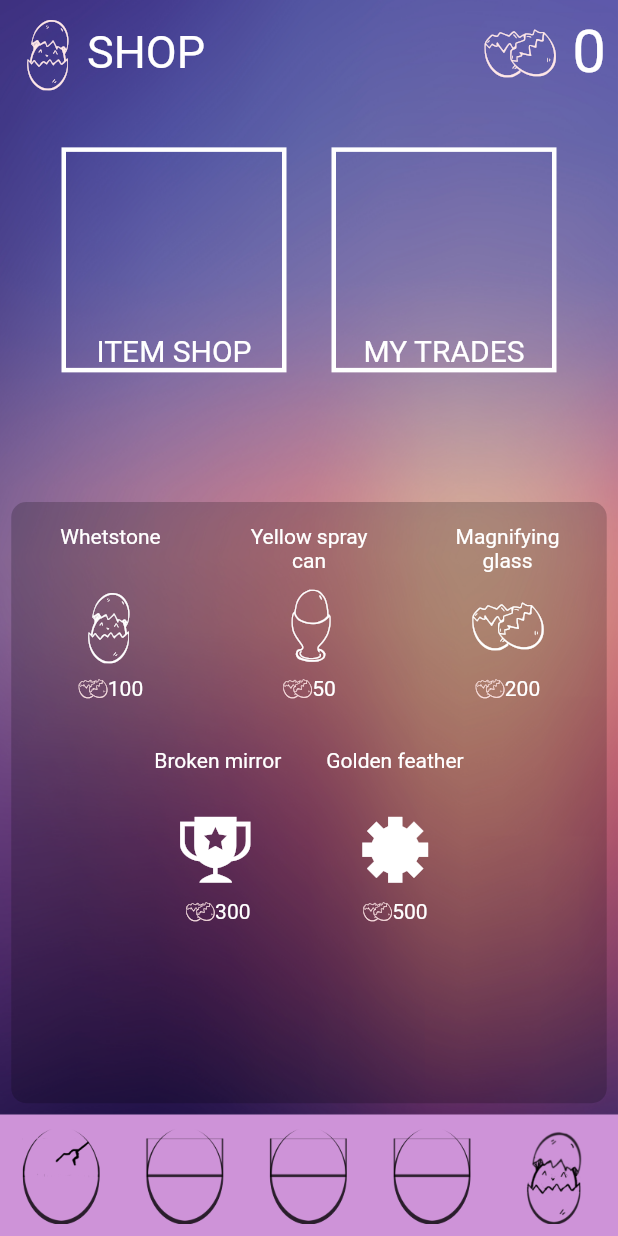
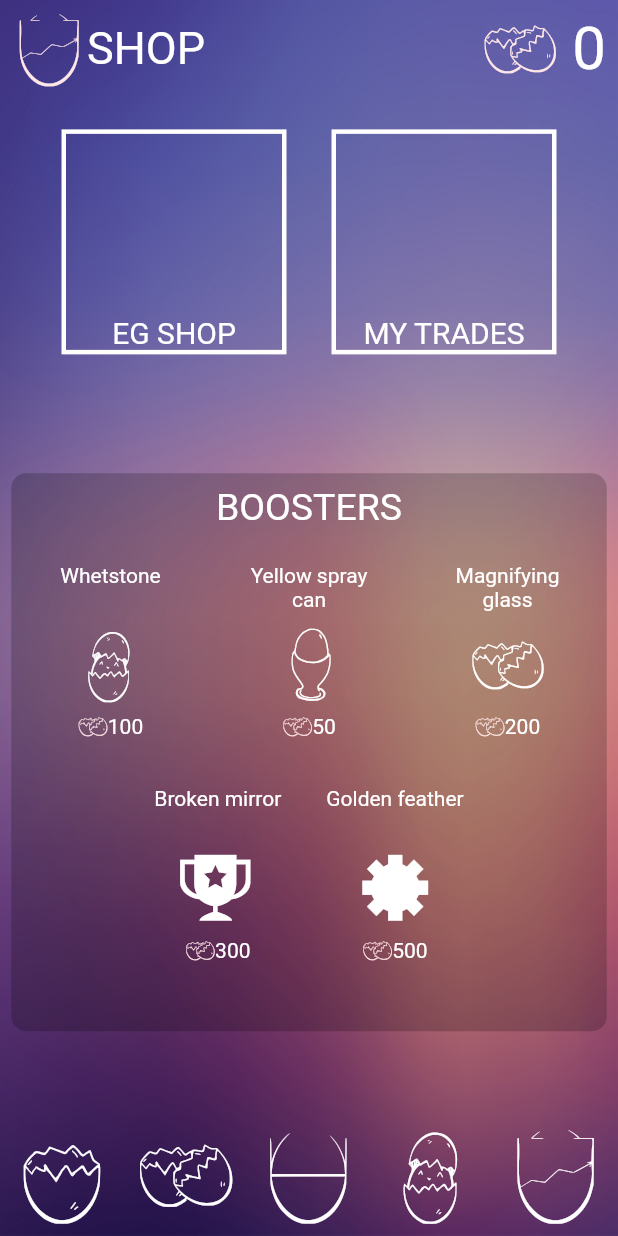
Before and after one commit to Mk-XIII/GIB-EG, a Flutter app: the screen it shows after launch, swiped to page 5, on a phone screen of 412 x 824 dp. Run offline on Flutter 3.47's test engine with Material 2 defaults, Android fonts, the phone set to English and light mode, and no system bars; missing offline and left inert: image_pixels.

Commit message:
updated design

```diff
--- a/lib/main.dart
+++ b/lib/main.dart
@@ -11,6 +11,7 @@ void main() {
 
   runApp(MaterialApp(
     debugShowCheckedModeBanner: false,
+
     routes: {
       '/': (context) => Loading(),
       '/homeScreen': (contex) => HomeScreen(),
--- a/lib/pages/inventory.dart
+++ b/lib/pages/inventory.dart
@@ -145,6 +145,7 @@ class _InventoryState extends State<Inventory> {
               foreground: Paint()..color = Colors.yellow,
             ),),
       ));
+
     });
 
     return widgets;
--- a/lib/pages/shop.dart
+++ b/lib/pages/shop.dart
@@ -34,7 +34,7 @@ class _ShopState extends State<Shop> {
                 children: [
                   Row(
                     children: [
-                      Icon(EgCons.profile,
+                      Icon(EgCons.trading,
                           size: 50, color: Color.fromRGBO(255, 231, 231, 100)),
                       Text(
                         "SHOP",
@@ -66,7 +66,7 @@ class _ShopState extends State<Shop> {
                   child: Align(
                       alignment: Alignment.bottomCenter,
                       child: Text(
-                        "ITEM SHOP",
+                        "EG SHOP",
                         style: TextStyle(color: Colors.white, fontSize: 20),
                       )),
                   margin: const EdgeInsets.all(15.0),
@@ -107,6 +107,10 @@ class _ShopState extends State<Shop> {
                 ),
                 child: Column(
                   children: [
+                    Padding(
+                      padding: const EdgeInsets.all(8.0),
+                      child: Text("BOOSTERS", style: TextStyle(color: Colors.white, fontSize: 25),),
+                    ),
                     Row(
                       mainAxisAlignment: MainAxisAlignment.center,
                       children: [
@@ -158,6 +162,10 @@ class _ShopState extends State<Shop> {
               ),
             ),
           ),
+          Expanded(
+              flex: 2,
+              child: SizedBox(width: double.infinity, height: 8.0),
+            ),
         ],
       ),
     );
--- a/lib/screens/homeScreen.dart
+++ b/lib/screens/homeScreen.dart
@@ -1,4 +1,5 @@
 import 'package:GIB_EG/models/player.dart';
+import 'package:GIB_EG/presentation/eg_cons_icons.dart';
 import 'package:flutter/material.dart';
 import 'package:GIB_EG/pages/inventory.dart';
 import 'package:GIB_EG/pages/profile.dart';
@@ -22,7 +23,16 @@ class _HomeScreenState extends State<HomeScreen> {
         .arguments; //might need to update only once
 
     return Scaffold(
-      body: PageView(
+      body: Stack(
+        children: [
+          Container(
+            decoration: BoxDecoration(
+              image: DecorationImage(
+                image: AssetImage("assets/sprites/background.jpg"),
+                fit: BoxFit.fill,
+              ),
+            ),
+            child: PageView(
               physics: NeverScrollableScrollPhysics(),
               controller: _controller,
               children: [
@@ -39,10 +49,13 @@ class _HomeScreenState extends State<HomeScreen> {
                 Shop(player: data['player']),
               ],
             ),
-
-      //TODO: change navigation bar style
-      bottomNavigationBar: BottomAppBar(
-        color: Colors.purple.shade200,
+          ),
+          Align(
+            alignment: Alignment.bottomCenter,
+            child: Theme(
+              data: Theme.of(context).copyWith(canvasColor: Colors.transparent),
+              child: BottomAppBar(
+                color: Colors.transparent,
                 elevation: 0, //gets rid of the shadow
                 child: new Row(
                   mainAxisSize: MainAxisSize.max,
@@ -52,7 +65,7 @@ class _HomeScreenState extends State<HomeScreen> {
                     Expanded(
                       child: IconButton(
                         iconSize: 65,
-                icon: Image.asset("assets/icons/egg.png"),
+                        icon: Icon(EgCons.template2, color: Colors.white,),
                         onPressed: () {
                           _controller.animateToPage(
                             0,
@@ -65,7 +78,7 @@ class _HomeScreenState extends State<HomeScreen> {
                     Expanded(
                       child: IconButton(
                         iconSize: 65,
-                icon: Image.asset("assets/icons/template1.png"),
+                        icon: Icon(EgCons.currency, color: Colors.white,),
                         onPressed: () {
                           _controller.animateToPage(
                             1,
@@ -78,7 +91,7 @@ class _HomeScreenState extends State<HomeScreen> {
                     Expanded(
                       child: IconButton(
                         iconSize: 65,
-                icon: Image.asset("assets/icons/template1.png"),
+                        icon: Icon(EgCons.template1, color: Colors.white,),
                         onPressed: () {
                           _controller.animateToPage(
                             2,
@@ -91,7 +104,7 @@ class _HomeScreenState extends State<HomeScreen> {
                     Expanded(
                       child: IconButton(
                         iconSize: 65,
-                icon: Image.asset("assets/icons/template1.png"),
+                        icon: Icon(EgCons.profile, color: Colors.white,),
                         onPressed: () {
                           _controller.animateToPage(
                             3,
@@ -104,7 +117,7 @@ class _HomeScreenState extends State<HomeScreen> {
                     Expanded(
                       child: IconButton(
                         iconSize: 65,
-                icon: Image.asset("assets/icons/profile.png"),
+                        icon: Icon(EgCons.trading, color: Colors.white,),
                         onPressed: () {
                           _controller.animateToPage(
                             4,
@@ -117,6 +130,10 @@ class _HomeScreenState extends State<HomeScreen> {
                   ],
                 ),
               ),
+            ),
+          ),
+        ],
+      ),
     );
   }
 }
```
Lines whose indentation alone changed are shown as unchanged.
